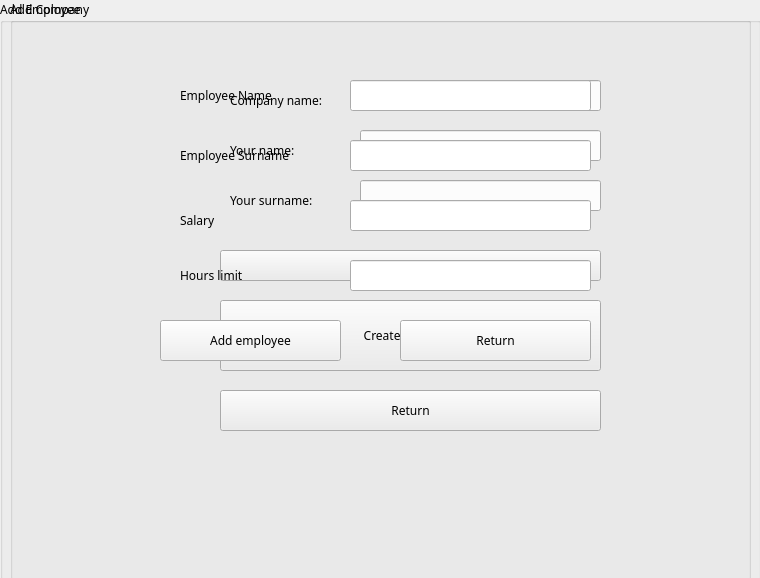
The window that Comcalen/AddCompany.ui (Rolkarolka/Comcalen) describes before a commit, drawn with Qt 5.
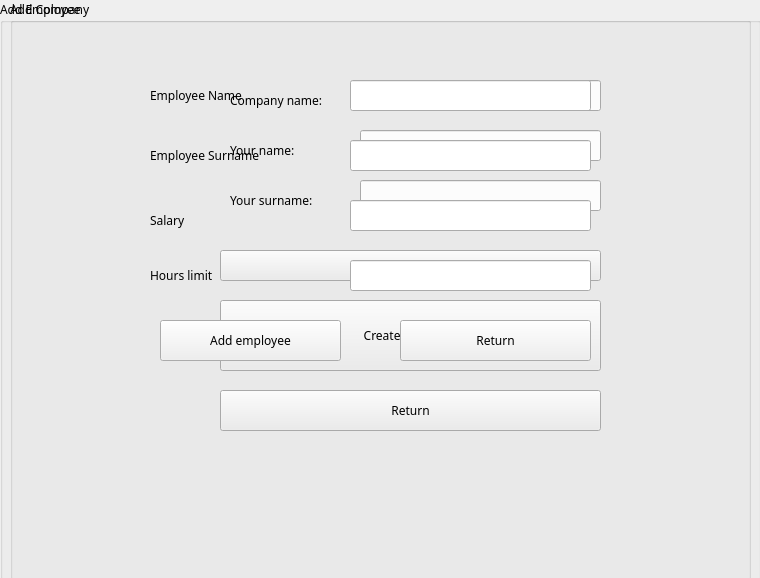
The same window after the commit. Icons and pictures are not drawn.

The edit to the form file:
```diff
--- a/Comcalen/AddCompany.ui
+++ b/Comcalen/AddCompany.ui
@@ -195,7 +195,7 @@
    <widget class="QLabel" name="label">
     <property name="geometry">
      <rect>
-      <x>180</x>
+      <x>150</x>
       <y>80</y>
       <width>111</width>
       <height>31</height>
@@ -223,7 +223,7 @@
    <widget class="QLabel" name="label_2">
     <property name="geometry">
      <rect>
-      <x>180</x>
+      <x>150</x>
       <y>140</y>
       <width>121</width>
       <height>31</height>
@@ -261,7 +261,7 @@
    <widget class="QLabel" name="label_3">
     <property name="geometry">
      <rect>
-      <x>180</x>
+      <x>150</x>
       <y>210</y>
       <width>71</width>
       <height>21</height>
@@ -289,7 +289,7 @@
    <widget class="QLabel" name="label_4">
     <property name="geometry">
      <rect>
-      <x>180</x>
+      <x>150</x>
       <y>260</y>
       <width>91</width>
       <height>31</height>
```
